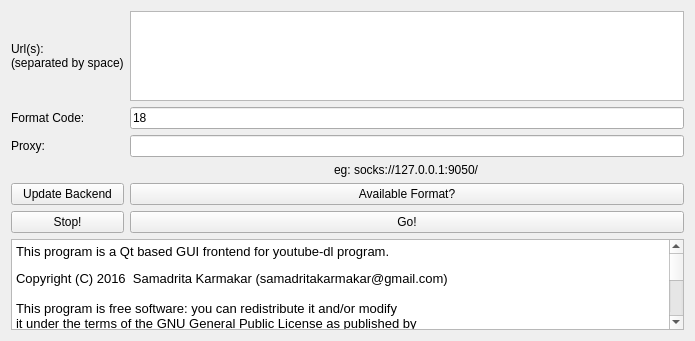
The window that qutubedl.ui (samadritakarmakar/Qutube-dl) describes before a commit, drawn with Qt 5.
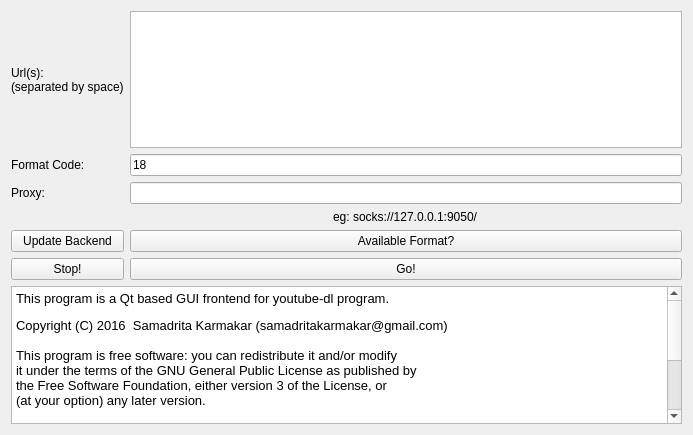
The same window after the commit.

```diff
--- a/qutubedl.ui
+++ b/qutubedl.ui
@@ -6,8 +6,8 @@
    <rect>
     <x>0</x>
     <y>0</y>
-    <width>695</width>
-    <height>341</height>
+    <width>693</width>
+    <height>435</height>
    </rect>
   </property>
   <property name="windowTitle">
```
